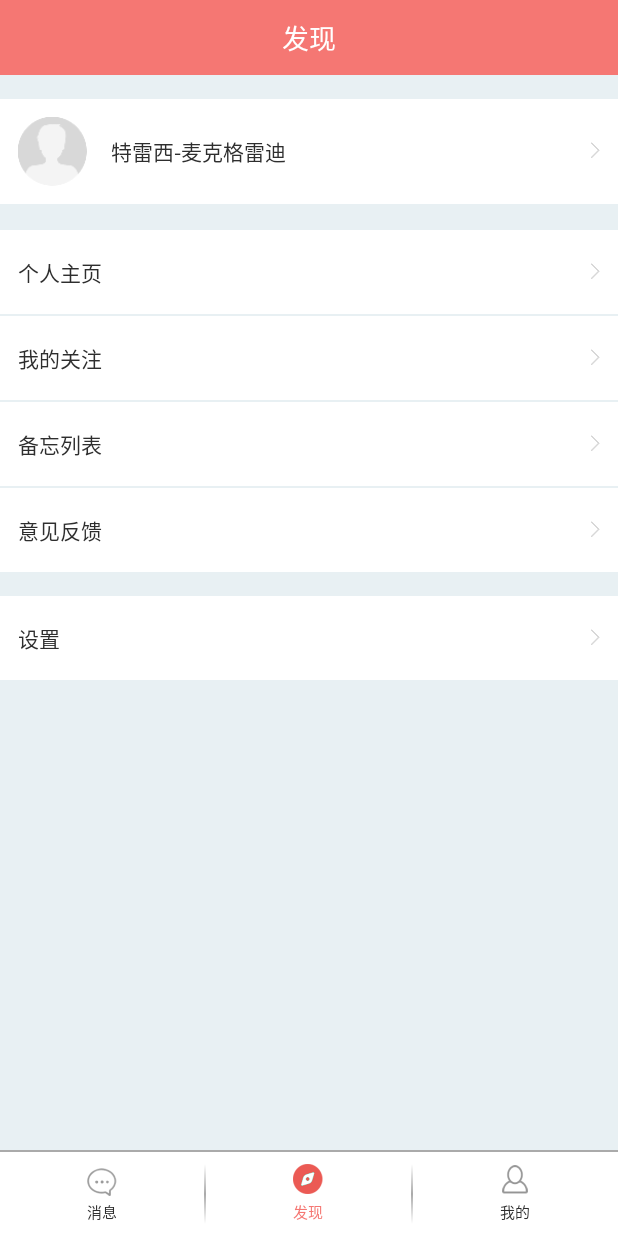
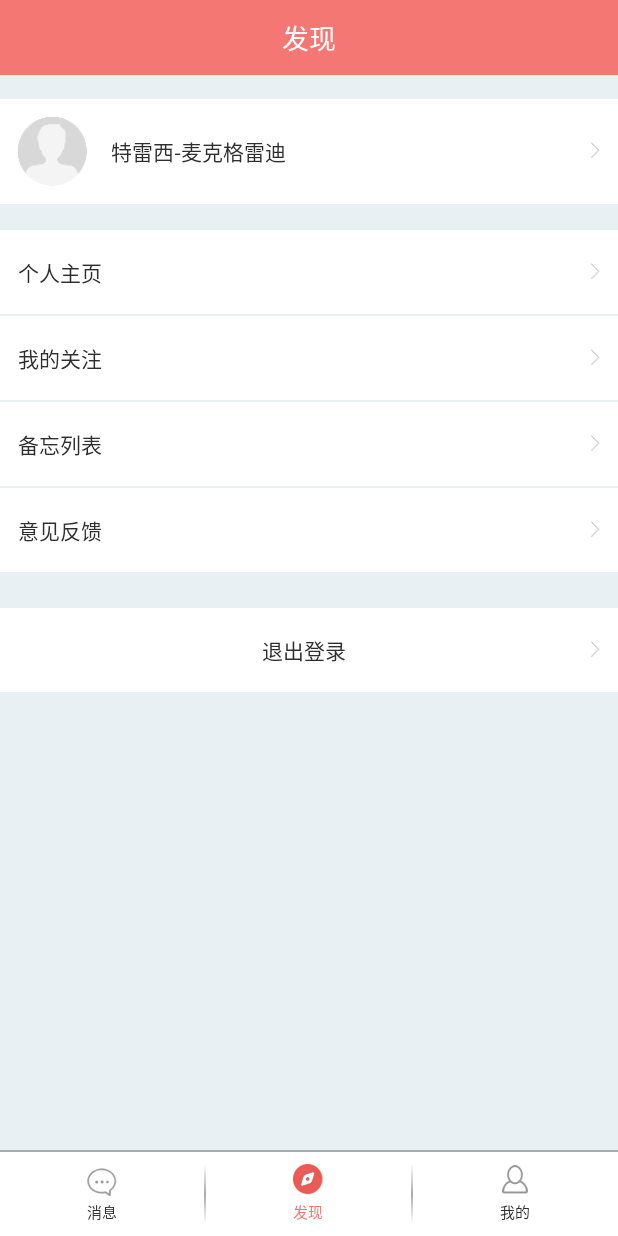
Before and after one commit to Tracy-MacGrady/MyModularization, an Android app: the fragment MainMineFragment placed in its activity, on a phone screen of 412 x 824 dp. Run offline under Robolectric (Android 15) with nearby library versions, the phone set to English and light mode, and no system bars; libraries missing offline, so code that uses them is left out: com.tencent.bugly, com.umeng.analytics; 3 statements that could not run were skipped.

Commit message:
update project

```diff
--- a/toughen/src/main/java/com/zx/toughen/fragment/MainMineFragment.java
+++ b/toughen/src/main/java/com/zx/toughen/fragment/MainMineFragment.java
@@ -11,10 +11,13 @@ import android.view.ViewGroup;
 import android.widget.ImageView;
 import android.widget.TextView;
 
+import com.toughen.libs.tools.SPUtils;
 import com.zx.toughen.R;
+import com.zx.toughen.activity.LoginActivity;
 import com.zx.toughen.activity.MemorandumActivity;
 import com.zx.toughen.application.MyApplication;
 import com.zx.toughen.base.BaseFragment;
+import com.zx.toughen.userauth.UserAuth;
 
 /**
  * Created by 李健健 on 2017/2/27.
@@ -62,7 +65,7 @@ public class MainMineFragment extends BaseFragment implements View.OnClickListen
         view.findViewById(R.id.my_follow_view).setOnClickListener(this);
         view.findViewById(R.id.memorandum_view).setOnClickListener(this);
         view.findViewById(R.id.feedback_view).setOnClickListener(this);
-        view.findViewById(R.id.setting_view).setOnClickListener(this);
+        view.findViewById(R.id.logout_view).setOnClickListener(this);
     }
 
     @Override
@@ -83,8 +86,9 @@ public class MainMineFragment extends BaseFragment implements View.OnClickListen
             case R.id.feedback_view:
 
                 break;
-            case R.id.setting_view:
-
+            case R.id.logout_view:
+                UserAuth.logout();
+                startActivity(new Intent(this.getContext(), LoginActivity.class));
                 break;
         }
     }
--- a/toughen/src/main/java/com/zx/toughen/ui/MainMineUI.java
+++ b/toughen/src/main/java/com/zx/toughen/ui/MainMineUI.java
@@ -23,7 +23,6 @@ public class MainMineUI extends FrameLayout implements View.OnClickListener {
         findViewById(R.id.my_follow_view).setOnClickListener(this);
         findViewById(R.id.memorandum_view).setOnClickListener(this);
         findViewById(R.id.feedback_view).setOnClickListener(this);
-        findViewById(R.id.setting_view).setOnClickListener(this);
     }
 
     @Override
@@ -44,9 +43,6 @@ public class MainMineUI extends FrameLayout implements View.OnClickListener {
             case R.id.feedback_view:
 
                 break;
-            case R.id.setting_view:
-
-                break;
         }
     }
 }
--- a/toughen/src/main/res/layout/layout_main_mine.xml
+++ b/toughen/src/main/res/layout/layout_main_mine.xml
@@ -90,16 +90,16 @@
         android:textSize="@dimen/text_size_44px" />
 
     <TextView
-        android:id="@+id/setting_view"
+        android:id="@+id/logout_view"
         android:layout_width="match_parent"
         android:layout_height="@dimen/view_height_xxxl"
-        android:layout_marginTop="@dimen/margin_xl"
+        android:layout_marginTop="@dimen/margin_xxl"
         android:background="@drawable/selector_item_click_bg_color"
         android:drawableRight="@drawable/icon_arrow_right"
-        android:gravity="center_vertical"
+        android:gravity="center"
         android:paddingLeft="@dimen/padding_xl"
         android:paddingRight="@dimen/padding_xl"
-        android:text="@string/setting"
+        android:text="@string/logout"
         android:textColor="@color/color_text"
         android:textSize="@dimen/text_size_44px" />
 </LinearLayout>
--- a/toughen/src/main/res/values/strings.xml
+++ b/toughen/src/main/res/values/strings.xml
@@ -50,4 +50,5 @@
     <string name="news_info">见闻详情</string>
     <string name="loading_data_tip_value">数据加载中...</string>
     <string name="voice_value">开启语音识别</string>
+    <string name="logout">退出登录</string>
 </resources>
--- a/toughenlib/src/main/java/com/toughen/libs/http/ResponseDataDispatchInterface.java
+++ b/toughenlib/src/main/java/com/toughen/libs/http/ResponseDataDispatchInterface.java
@@ -18,4 +18,6 @@ public interface ResponseDataDispatchInterface<T> {
     void onFailure(String failureMsg);
 
     void parseResponseData(Response response) throws IOException;
+
+    void onRequestFailure(String failureMsg);
 }
--- a/toughenlib/src/main/java/com/toughen/libs/http/ToughenLibOKHttpCallback.java
+++ b/toughenlib/src/main/java/com/toughen/libs/http/ToughenLibOKHttpCallback.java
@@ -15,7 +15,7 @@ public class ToughenLibOKHttpCallback implements Callback {
 
     @Override
     public void onFailure(Call call, IOException e) {
-        if (dispatchInterface != null) dispatchInterface.onFailure(e.getMessage());
+        if (dispatchInterface != null) dispatchInterface.onRequestFailure(e.getMessage());
     }
 
     @Override
```
Also changed, not shown: toughen/src/main/java/com/zx/toughen/http/ResponseCallBack.java (added, +19 -0 lines), toughen/src/main/java/com/zx/toughen/userauth/UserAuth.java (+8 -0 lines), toughenlib/src/main/java/com/toughen/libs/http/ResponseDataDispatchIml.java (+14 -1 lines), toughenlib/src/main/java/com/toughen/libs/tools/SPUtils.java (+10 -0 lines).
